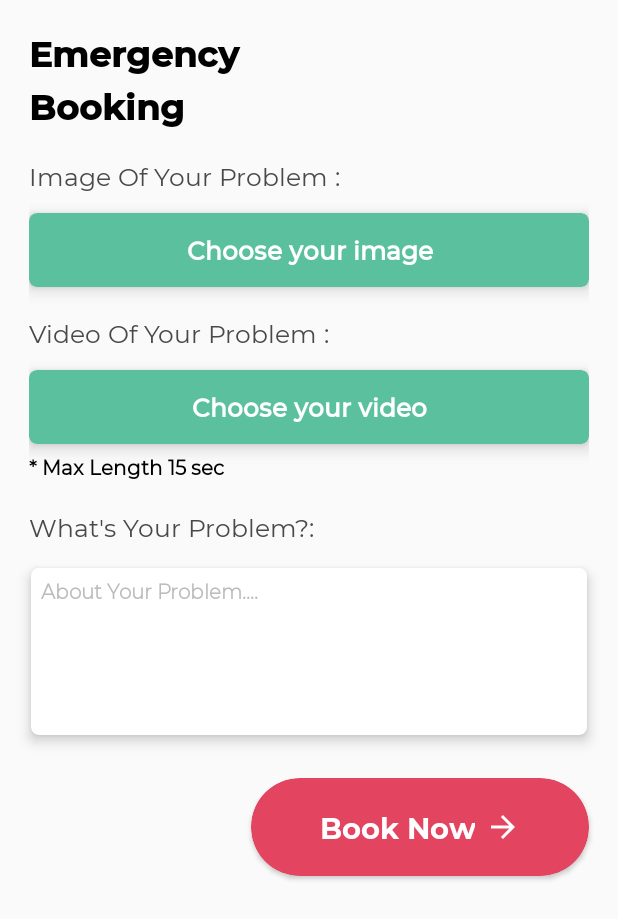
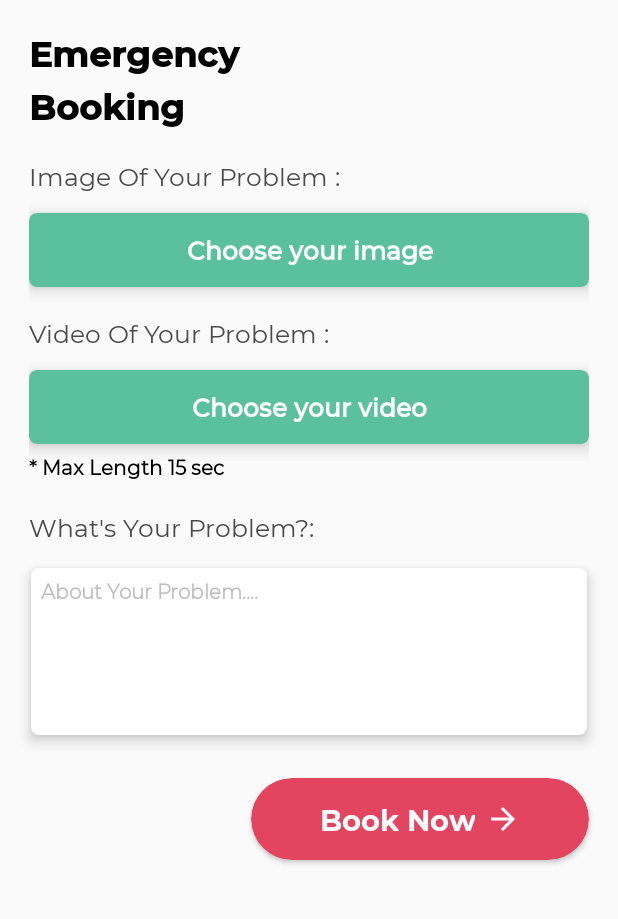
Before and after one commit to karabimaity17/PlumberUser, an Android app: the EmergencyBooking screen opened directly, with no data from a screen before it, on a phone screen of 412 x 824 dp. Shown: the top 919 px of the screen. Run offline under Robolectric (Android 15) with nearby library versions, the phone set to English and light mode, and no system bars; our stand-ins replace sdp/ssp sizes.

Commit message:
25-11-2021-R

```diff
--- a/app/src/main/res/layout/activity_login.xml
+++ b/app/src/main/res/layout/activity_login.xml
@@ -170,7 +170,7 @@
 
                 <androidx.cardview.widget.CardView
                     android:layout_width="match_parent"
-                    android:layout_height="@dimen/_40sdp"
+                    android:layout_height="@dimen/_39sdp"
                     android:layout_margin="@dimen/_15sdp"
                     app:cardCornerRadius="@dimen/_25sdp"
                     android:id="@+id/login_curd"
@@ -183,7 +183,8 @@
                         android:textColor="@color/colorWhite"
                         android:layout_gravity="center_vertical"
                         android:gravity="center"
-                        android:fontFamily="@font/fonts_bold"
+                        android:textStyle="bold"
+                        android:fontFamily="@font/fonts_medium"
                         android:textSize="@dimen/_16sdp"/>
                 </androidx.cardview.widget.CardView>
                 <View
--- a/app/src/main/res/layout/activity_register.xml
+++ b/app/src/main/res/layout/activity_register.xml
@@ -181,7 +181,7 @@
 
                 <androidx.cardview.widget.CardView
                     android:layout_width="match_parent"
-                    android:layout_height="@dimen/_40sdp"
+                    android:layout_height="@dimen/_39sdp"
                     android:layout_margin="@dimen/_15sdp"
                     android:id="@+id/register_card"
                     app:cardCornerRadius="@dimen/_25sdp"
@@ -193,7 +193,8 @@
                         android:textColor="@color/colorWhite"
                        android:layout_gravity="center_vertical"
                         android:gravity="center"
-                        android:fontFamily="@font/fonts_bold"
+                        android:textStyle="bold"
+                        android:fontFamily="@font/fonts_medium"
                         android:textSize="@dimen/_16sdp"/>
                 </androidx.cardview.widget.CardView>
                 <View
--- a/app/src/main/res/layout/content_emergency_booking.xml
+++ b/app/src/main/res/layout/content_emergency_booking.xml
@@ -141,7 +141,7 @@
         </androidx.cardview.widget.CardView>
         <androidx.cardview.widget.CardView
             android:layout_width="wrap_content"
-            android:layout_height="@dimen/_50sdp"
+            android:layout_height="@dimen/_42sdp"
             android:layout_margin="@dimen/_15sdp"
             app:cardCornerRadius="@dimen/_25sdp"
             android:id="@+id/btnBook"
--- a/app/src/main/res/layout/content_schedule_booking.xml
+++ b/app/src/main/res/layout/content_schedule_booking.xml
@@ -215,7 +215,7 @@
             </androidx.cardview.widget.CardView>
             <androidx.cardview.widget.CardView
                 android:layout_width="wrap_content"
-                android:layout_height="@dimen/_50sdp"
+                android:layout_height="@dimen/_42sdp"
                 android:layout_margin="@dimen/_15sdp"
                 app:cardCornerRadius="@dimen/_25sdp"
                 android:id="@+id/btnBook"
--- a/app/src/main/res/layout/single_service.xml
+++ b/app/src/main/res/layout/single_service.xml
@@ -43,7 +43,9 @@
                         android:layout_width="@dimen/_90sdp"
                         android:layout_height="wrap_content"
                         android:text="Book"
+                        android:fontFamily="@font/fonts_semibold"
                         android:backgroundTint="#5414C5"
+                        android:textStyle="bold"
                         android:textColor="@color/colorWhite"
                         android:drawableRight="@drawable/right_arrow2"
                         android:drawablePadding="@dimen/_5sdp"
```
